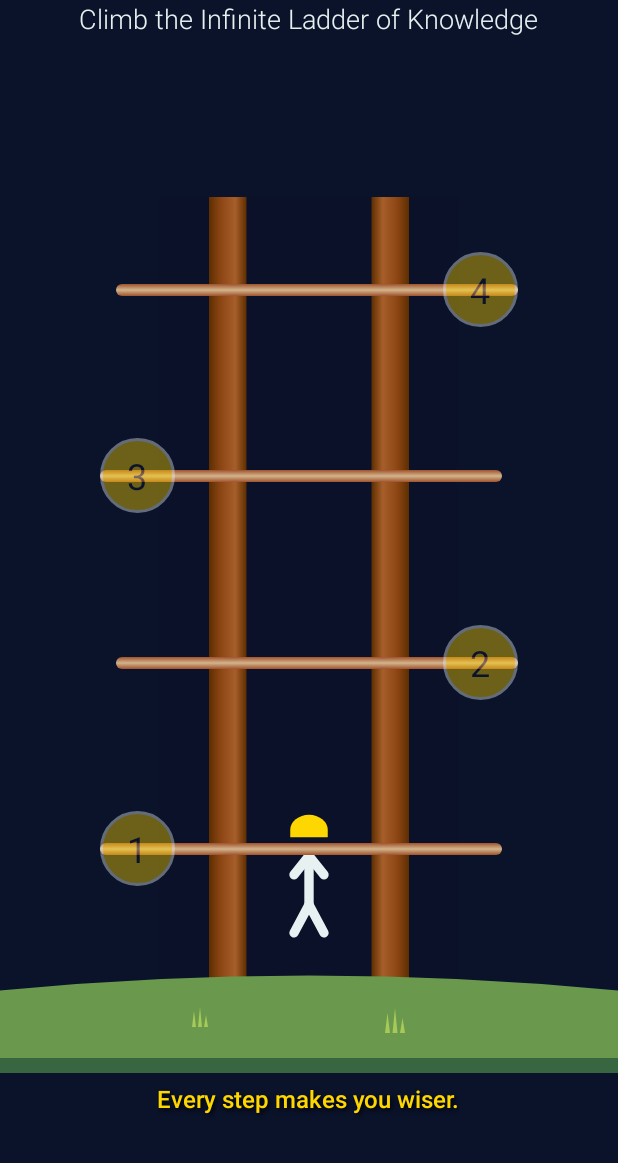
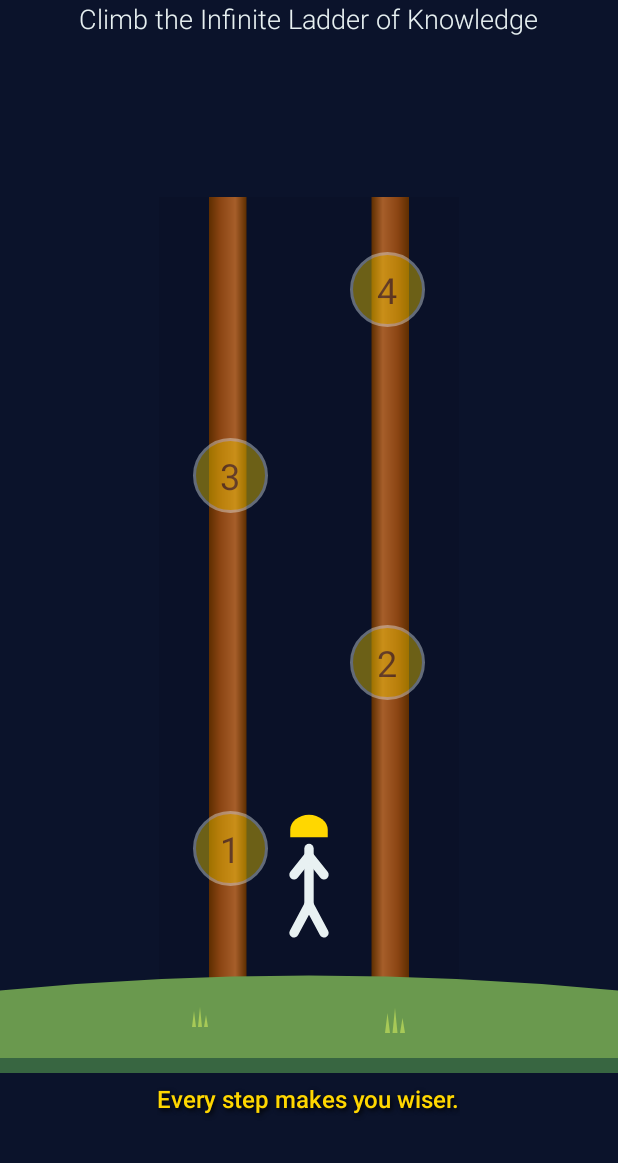
Before and after one commit to UtilityDD/slm, an Android app: the screen it shows after launch (MainActivity), on a phone screen of 412 x 824 dp, the part 73-1236 px from its top. Run offline under Robolectric (Android 15) with nearby library versions, the phone set to English and light mode, and no system bars.

Commit message:
rungs removed

```diff
--- a/app/src/main/res/drawable/rung_arm_background.xml
+++ /dev/null
@@ -1,12 +0,0 @@
-<?xml version="1.0" encoding="utf-8"?>
-<shape xmlns:android="http://schemas.android.com/apk/res/android"
-    android:shape="rectangle">
-    <gradient
-        android:angle="90"
-        android:startColor="#A0522D"
-        android:centerColor="#D2B48C"
-        android:endColor="#A0522D"
-        android:type="linear" />
-    <corners
-        android:radius="4dp"/>
-</shape>
--- a/app/src/main/res/layout/activity_main.xml
+++ b/app/src/main/res/layout/activity_main.xml
@@ -110,28 +110,6 @@
                 app:layout_constraintStart_toStartOf="@id/ladder_image"
                 android:contentDescription="@string/lineman_character_desc" />
 
-            <!-- Level 1 Rung and Button -->
-            <androidx.constraintlayout.widget.ConstraintLayout
-                android:id="@+id/level_1_container"
-                android:layout_width="0dp"
-                android:layout_height="50dp"
-                app:layout_constraintWidth_percent="0.65"
-                app:layout_constraintBottom_toBottomOf="@id/ladder_image"
-                app:layout_constraintEnd_toEndOf="@id/ladder_image"
-                app:layout_constraintStart_toStartOf="@id/ladder_image"
-                app:layout_constraintTop_toTopOf="parent"
-                app:layout_constraintHorizontal_bias="0.58"
-                app:layout_constraintVertical_bias="0.9875">
-
-                <View
-                    android:layout_width="0dp"
-                    android:layout_height="8dp"
-                    android:background="@drawable/rung_arm_background"
-                    app:layout_constraintTop_toTopOf="parent"
-                    app:layout_constraintBottom_toBottomOf="parent"
-                    app:layout_constraintStart_toStartOf="parent"
-                    app:layout_constraintEnd_toEndOf="parent" />
-
             <TextView
                 android:id="@+id/level_1_button"
                 android:layout_width="50dp"
@@ -141,34 +119,12 @@
                 android:text="1"
                 android:textColor="@color/midnight_blue"
                 android:textSize="24sp"
-                    app:layout_constraintTop_toTopOf="parent"
-                    app:layout_constraintBottom_toBottomOf="parent"
-                    app:layout_constraintStart_toStartOf="parent"
-                    app:layout_constraintEnd_toEndOf="parent"
-                    app:layout_constraintHorizontal_bias="0.0" />
-            </androidx.constraintlayout.widget.ConstraintLayout>
-
-            <!-- Level 2 Rung and Button -->
-            <androidx.constraintlayout.widget.ConstraintLayout
-                android:id="@+id/level_2_container"
-                android:layout_width="0dp"
-                android:layout_height="50dp"
-                app:layout_constraintWidth_percent="0.65"
                 app:layout_constraintBottom_toBottomOf="@id/ladder_image"
                 app:layout_constraintEnd_toEndOf="@id/ladder_image"
+                app:layout_constraintHorizontal_bias="0.15"
                 app:layout_constraintStart_toStartOf="@id/ladder_image"
                 app:layout_constraintTop_toTopOf="parent"
-                app:layout_constraintHorizontal_bias="0.42"
-                app:layout_constraintVertical_bias="0.975">
-
-                <View
-                    android:layout_width="0dp"
-                    android:layout_height="8dp"
-                    android:background="@drawable/rung_arm_background"
-                    app:layout_constraintTop_toTopOf="parent"
-                    app:layout_constraintBottom_toBottomOf="parent"
-                    app:layout_constraintStart_toStartOf="parent"
-                    app:layout_constraintEnd_toEndOf="parent" />
+                app:layout_constraintVertical_bias="0.9875" />
 
             <TextView
                 android:id="@+id/level_2_button"
@@ -179,34 +135,12 @@
                 android:text="2"
                 android:textColor="@color/midnight_blue"
                 android:textSize="24sp"
-                    app:layout_constraintTop_toTopOf="parent"
-                    app:layout_constraintBottom_toBottomOf="parent"
-                    app:layout_constraintStart_toStartOf="parent"
-                    app:layout_constraintEnd_toEndOf="parent"
-                    app:layout_constraintHorizontal_bias="1.0" />
-            </androidx.constraintlayout.widget.ConstraintLayout>
-
-            <!-- Level 3 Rung and Button -->
-            <androidx.constraintlayout.widget.ConstraintLayout
-                android:id="@+id/level_3_container"
-                android:layout_width="0dp"
-                android:layout_height="50dp"
-                app:layout_constraintWidth_percent="0.65"
                 app:layout_constraintBottom_toBottomOf="@id/ladder_image"
                 app:layout_constraintEnd_toEndOf="@id/ladder_image"
+                app:layout_constraintHorizontal_bias="0.85"
                 app:layout_constraintStart_toStartOf="@id/ladder_image"
                 app:layout_constraintTop_toTopOf="parent"
-                app:layout_constraintHorizontal_bias="0.58"
-                app:layout_constraintVertical_bias="0.9625">
-
-                <View
-                    android:layout_width="0dp"
-                    android:layout_height="8dp"
-                    android:background="@drawable/rung_arm_background"
-                    app:layout_constraintTop_toTopOf="parent"
-                    app:layout_constraintBottom_toBottomOf="parent"
-                    app:layout_constraintStart_toStartOf="parent"
-                    app:layout_constraintEnd_toEndOf="parent" />
+                app:layout_constraintVertical_bias="0.975" />
 
             <TextView
                 android:id="@+id/level_3_button"
@@ -217,34 +151,12 @@
                 android:text="3"
                 android:textColor="@color/midnight_blue"
                 android:textSize="24sp"
-                    app:layout_constraintTop_toTopOf="parent"
-                    app:layout_constraintBottom_toBottomOf="parent"
-                    app:layout_constraintStart_toStartOf="parent"
-                    app:layout_constraintEnd_toEndOf="parent"
-                    app:layout_constraintHorizontal_bias="0.0" />
-            </androidx.constraintlayout.widget.ConstraintLayout>
-
-            <!-- Level 4 Rung and Button -->
-            <androidx.constraintlayout.widget.ConstraintLayout
-                android:id="@+id/level_4_container"
-                android:layout_width="0dp"
-                android:layout_height="50dp"
-                app:layout_constraintWidth_percent="0.65"
                 app:layout_constraintBottom_toBottomOf="@id/ladder_image"
                 app:layout_constraintEnd_toEndOf="@id/ladder_image"
+                app:layout_constraintHorizontal_bias="0.15"
                 app:layout_constraintStart_toStartOf="@id/ladder_image"
                 app:layout_constraintTop_toTopOf="parent"
-                app:layout_constraintHorizontal_bias="0.42"
-                app:layout_constraintVertical_bias="0.95">
-
-                <View
-                    android:layout_width="0dp"
-                    android:layout_height="8dp"
-                    android:background="@drawable/rung_arm_background"
-                    app:layout_constraintTop_toTopOf="parent"
-                    app:layout_constraintBottom_toBottomOf="parent"
-                    app:layout_constraintStart_toStartOf="parent"
-                    app:layout_constraintEnd_toEndOf="parent" />
+                app:layout_constraintVertical_bias="0.9625" />
 
             <TextView
                 android:id="@+id/level_4_button"
@@ -255,34 +167,12 @@
                 android:text="4"
                 android:textColor="@color/midnight_blue"
                 android:textSize="24sp"
-                    app:layout_constraintTop_toTopOf="parent"
-                    app:layout_constraintBottom_toBottomOf="parent"
-                    app:layout_constraintStart_toStartOf="parent"
-                    app:layout_constraintEnd_toEndOf="parent"
-                    app:layout_constraintHorizontal_bias="1.0" />
-            </androidx.constraintlayout.widget.ConstraintLayout>
-
-            <!-- Level 5 Rung and Button -->
-            <androidx.constraintlayout.widget.ConstraintLayout
-                android:id="@+id/level_5_container"
-                android:layout_width="0dp"
-                android:layout_height="50dp"
-                app:layout_constraintWidth_percent="0.65"
                 app:layout_constraintBottom_toBottomOf="@id/ladder_image"
                 app:layout_constraintEnd_toEndOf="@id/ladder_image"
+                app:layout_constraintHorizontal_bias="0.85"
                 app:layout_constraintStart_toStartOf="@id/ladder_image"
                 app:layout_constraintTop_toTopOf="parent"
-                app:layout_constraintHorizontal_bias="0.58"
-                app:layout_constraintVertical_bias="0.9375">
-
-                <View
-                    android:layout_width="0dp"
-                    android:layout_height="8dp"
-                    android:background="@drawable/rung_arm_background"
-                    app:layout_constraintTop_toTopOf="parent"
-                    app:layout_constraintBottom_toBottomOf="parent"
-                    app:layout_constraintStart_toStartOf="parent"
-                    app:layout_constraintEnd_toEndOf="parent" />
+                app:layout_constraintVertical_bias="0.95" />
 
             <TextView
                 android:id="@+id/level_5_button"
@@ -293,12 +183,92 @@
                 android:text="5"
                 android:textColor="@color/midnight_blue"
                 android:textSize="24sp"
+                app:layout_constraintBottom_toBottomOf="@id/ladder_image"
+                app:layout_constraintEnd_toEndOf="@id/ladder_image"
+                app:layout_constraintHorizontal_bias="0.15"
+                app:layout_constraintStart_toStartOf="@id/ladder_image"
                 app:layout_constraintTop_toTopOf="parent"
-                    app:layout_constraintBottom_toBottomOf="parent"
-                    app:layout_constraintStart_toStartOf="parent"
-                    app:layout_constraintEnd_toEndOf="parent"
-                    app:layout_constraintHorizontal_bias="0.0" />
-            </androidx.constraintlayout.widget.ConstraintLayout>
+                app:layout_constraintVertical_bias="0.9375" />
+
+            <TextView
+                android:id="@+id/level_6_button"
+                android:layout_width="50dp"
+                android:layout_height="50dp"
+                android:background="@drawable/level_marker_background"
+                android:gravity="center"
+                android:text="6"
+                android:textColor="@color/midnight_blue"
+                android:textSize="24sp"
+                app:layout_constraintBottom_toBottomOf="@id/ladder_image"
+                app:layout_constraintEnd_toEndOf="@id/ladder_image"
+                app:layout_constraintHorizontal_bias="0.85"
+                app:layout_constraintStart_toStartOf="@id/ladder_image"
+                app:layout_constraintTop_toTopOf="parent"
+                app:layout_constraintVertical_bias="0.925" />
+
+            <TextView
+                android:id="@+id/level_7_button"
+                android:layout_width="50dp"
+                android:layout_height="50dp"
+                android:background="@drawable/level_marker_background"
+                android:gravity="center"
+                android:text="7"
+                android:textColor="@color/midnight_blue"
+                android:textSize="24sp"
+                app:layout_constraintBottom_toBottomOf="@id/ladder_image"
+                app:layout_constraintEnd_toEndOf="@id/ladder_image"
+                app:layout_constraintHorizontal_bias="0.15"
+                app:layout_constraintStart_toStartOf="@id/ladder_image"
+                app:layout_constraintTop_toTopOf="parent"
+                app:layout_constraintVertical_bias="0.9125" />
+
+            <TextView
+                android:id="@+id/level_8_button"
+                android:layout_width="50dp"
+                android:layout_height="50dp"
+                android:background="@drawable/level_marker_background"
+                android:gravity="center"
+                android:text="8"
+                android:textColor="@color/midnight_blue"
+                android:textSize="24sp"
+                app:layout_constraintBottom_toBottomOf="@id/ladder_image"
+                app:layout_constraintEnd_toEndOf="@id/ladder_image"
+                app:layout_constraintHorizontal_bias="0.85"
+                app:layout_constraintStart_toStartOf="@id/ladder_image"
+                app:layout_constraintTop_toTopOf="parent"
+                app:layout_constraintVertical_bias="0.9" />
+
+            <TextView
+                android:id="@+id/level_9_button"
+                android:layout_width="50dp"
+                android:layout_height="50dp"
+                android:background="@drawable/level_marker_background"
+                android:gravity="center"
+                android:text="9"
+                android:textColor="@color/midnight_blue"
+                android:textSize="24sp"
+                app:layout_constraintBottom_toBottomOf="@id/ladder_image"
+                app:layout_constraintEnd_toEndOf="@id/ladder_image"
+                app:layout_constraintHorizontal_bias="0.15"
+                app:layout_constraintStart_toStartOf="@id/ladder_image"
+                app:layout_constraintTop_toTopOf="parent"
+                app:layout_constraintVertical_bias="0.8875" />
+
+            <TextView
+                android:id="@+id/level_10_button"
+                android:layout_width="50dp"
+                android:layout_height="50dp"
+                android:background="@drawable/level_marker_background"
+                android:gravity="center"
+                android:text="10"
+                android:textColor="@color/midnight_blue"
+                android:textSize="24sp"
+                app:layout_constraintBottom_toBottomOf="@id/ladder_image"
+                app:layout_constraintEnd_toEndOf="@id/ladder_image"
+                app:layout_constraintHorizontal_bias="0.85"
+                app:layout_constraintStart_toStartOf="@id/ladder_image"
+                app:layout_constraintTop_toTopOf="parent"
+                app:layout_constraintVertical_bias="0.875" />
 
             <TextView
                 android:id="@+id/level_11_button"
```
Lines whose indentation alone changed are shown as unchanged.
